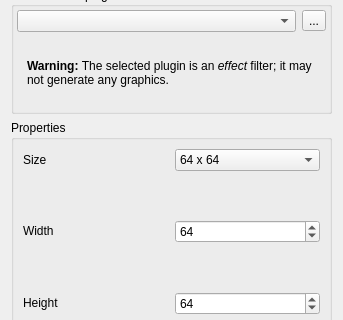
This is src/FFGLSourceCreationDialog.ui in markus-wa/glmixer-mirror as Qt 5 draws it before an edit; both pictures show x 0 to 343 and y 198 to 518 of the 343 by 608 pixel window. The edited form follows.
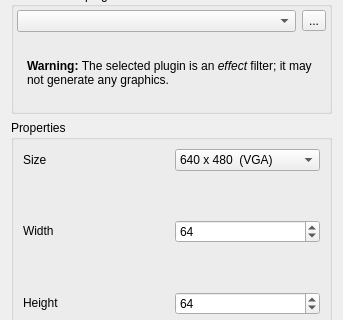
This is the edited form. Icons and pictures are not drawn. Custom widgets are drawn as their Qt base class.

Commit message: Bug fix on FFGL & file management

Diff of the .ui file:
```diff
--- a/src/FFGLSourceCreationDialog.ui
+++ b/src/FFGLSourceCreationDialog.ui
@@ -161,7 +161,7 @@
                </sizepolicy>
               </property>
               <property name="currentIndex">
-               <number>5</number>
+               <number>10</number>
               </property>
               <property name="sizeAdjustPolicy">
                <enum>QComboBox::AdjustToContents</enum>
```
Left out of the diff: 22 changed lines with no effect on the pictures. The commit also changes 1 other file.
